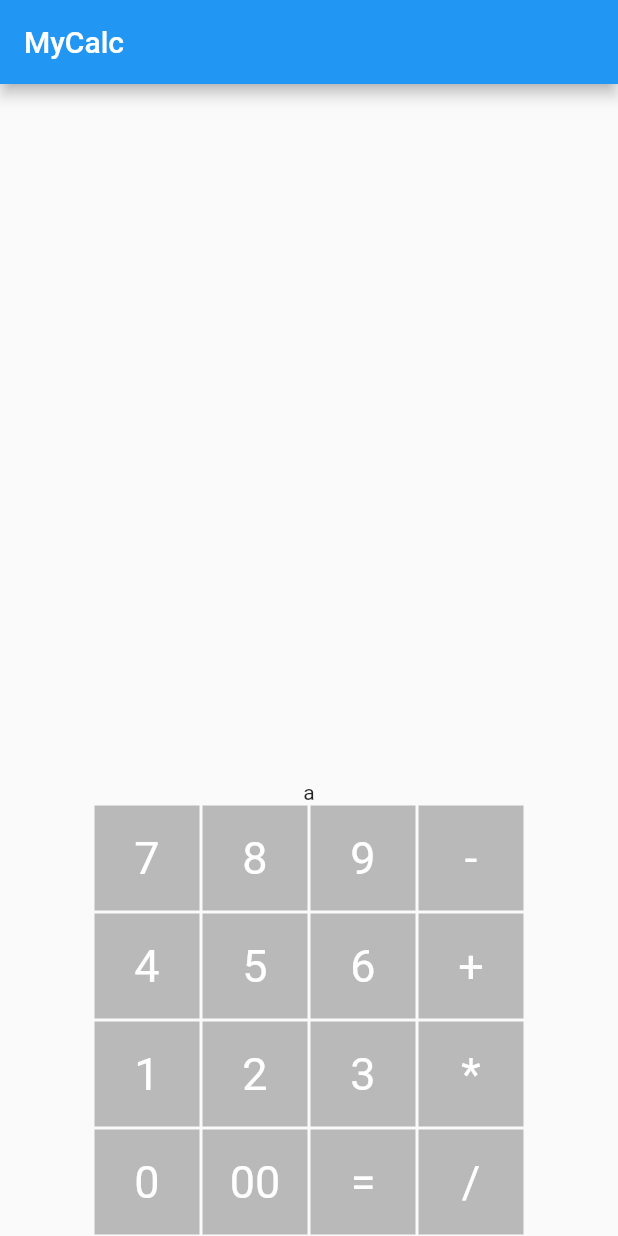
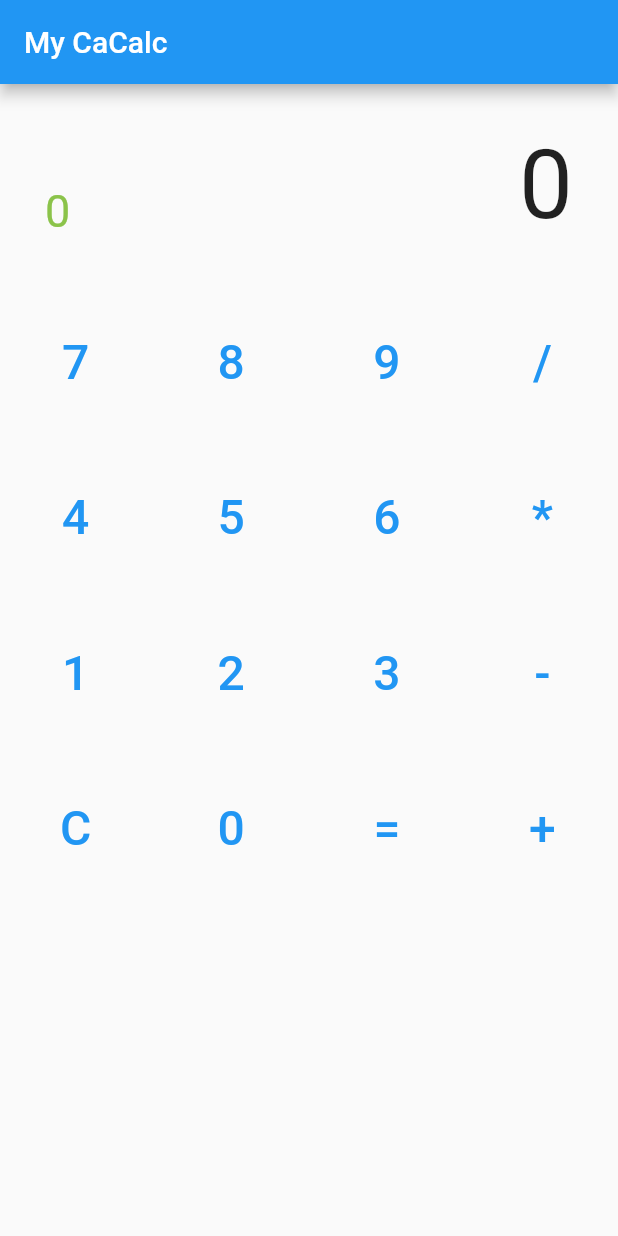
Before and after one commit to gokoku/my_calc, a Flutter app: the screen it shows after launch, on a phone screen of 412 x 824 dp. Run offline on Flutter 3.47's test engine with Material 2 defaults, Android fonts, the phone set to English and light mode, and no system bars.

Commit message:
整数だけで出来た

```diff
--- a/lib/main.dart
+++ b/lib/main.dart
@@ -1,4 +1,6 @@
 import 'package:flutter/material.dart';
+import 'dart:async';
+import 'calculation.dart';
 
 void main() {
   runApp(MyApp());
@@ -9,86 +11,149 @@ class MyApp extends StatelessWidget {
   @override
   Widget build(BuildContext context) {
     return MaterialApp(
-      title: 'Flutter Demo',
+      title: 'My Calc',
       theme: ThemeData(
         primarySwatch: Colors.blue,
       ),
-      home: MyCalc(),
+      home: Scaffold(
+        appBar: AppBar(
+          title: Text("My CaCalc"),
+        ),
+        body: Column(
+          children: [
+            TextField(),
+            Keyboard(),
+          ],
+        ),
+      ),
     );
   }
 }
 
-class MyCalc extends StatelessWidget {
+class TextField extends StatefulWidget {
+  @override
+  _TextFieldState createState() => _TextFieldState();
+}
+
+class _TextFieldState extends State<TextField> {
+  static final controller = StreamController<String>.broadcast();
+  String _expression = '0';
+  String _regist = '0';
+  String _operation = '';
+
+  void initState() {
+    controller.stream.listen((event) => _UpdateText(event));
+  }
+
+  void _UpdateText(String letter) {
+    List res = Calculator.receive(letter);
+    setState(() {
+      _expression = res[0];
+      _regist = res[1];
+      _operation = res[2];
+    });
+  }
+
+  @override
+  void dispose() {
+    super.dispose();
+  }
+
   @override
   Widget build(BuildContext context) {
-    return Scaffold(
-        appBar: AppBar(title: const Text('MyCalc')),
-        body: Column(
-          mainAxisAlignment: MainAxisAlignment.end,
-          children: [
-            Text("a"),
-            Row(
-              mainAxisAlignment: MainAxisAlignment.center,
-              children: <Widget>[
-                Column(
-                  mainAxisAlignment: MainAxisAlignment.end,
-                  children: [
-                    myPanel("7"),
-                    myPanel("4"),
-                    myPanel("1"),
-                    myPanel("0")
-                  ],
+    return Container(
+      padding: EdgeInsets.all(30.0),
+      child: Row(
+        mainAxisAlignment: MainAxisAlignment.spaceBetween,
+        children: <Widget>[
+          Column(
+            children: [
+              Text(
+                _operation,
+                style: TextStyle(
+                  color: Colors.blueGrey,
+                  fontSize: 30.0,
                 ),
-                Column(
-                  mainAxisAlignment: MainAxisAlignment.end,
-                  children: [
-                    myPanel("8"),
-                    myPanel("5"),
-                    myPanel("2"),
-                    myPanel("00")
-                  ],
+              ),
+              Text(
+                _regist,
+                style: TextStyle(
+                  color: Colors.lightGreen,
+                  fontSize: 30.0,
                 ),
-                Column(
-                  mainAxisAlignment: MainAxisAlignment.end,
-                  children: [
-                    myPanel("9"),
-                    myPanel("6"),
-                    myPanel("3"),
-                    myPanel("=")
-                  ],
-                ),
-                Column(
-                  mainAxisAlignment: MainAxisAlignment.end,
-                  children: [
-                    myPanel("-"),
-                    myPanel("+"),
-                    myPanel("*"),
-                    myPanel("/")
-                  ],
-                ),
-              ],
-            )
-          ],
-        ));
-  }
-
-  Container myPanel(String n) {
-    return Container(
-      margin: const EdgeInsets.all(1),
-      width: 70,
-      height: 70,
-      color: Colors.black26,
-      child: Column(
-          mainAxisAlignment: MainAxisAlignment.center,
-          children: <Widget>[
-            Text(
-              n,
-              style: TextStyle(
-                fontSize: 30,
-                color: Colors.white,
-              ),
-            ),
-          ]),
+              )
+            ],
+          ),
+          Spacer(),
+          Text(
+            _expression,
+            style: TextStyle(fontSize: 64.0),
+          ),
+        ],
+      ),
     );
   }
 }
+
+class Keyboard extends StatelessWidget {
+  @override
+  Widget build(BuildContext context) {
+    return Expanded(
+      flex: 2,
+      child: Center(
+        child: Container(
+          //color: const Color(0xff87fefa),
+          child: GridView.count(
+            crossAxisCount: 4,
+            mainAxisSpacing: 3.0,
+            crossAxisSpacing: 3.0,
+            children: [
+              '7',
+              '8',
+              '9',
+              '/',
+              '4',
+              '5',
+              '6',
+              '*',
+              '1',
+              '2',
+              '3',
+              '-',
+              'C',
+              '0',
+              '=',
+              '+',
+            ].map((key) {
+              return GridTile(
+                child: Button(key),
+              );
+            }).toList(),
+          ),
+        ),
+      ),
+    );
+  }
+}
+
+class Button extends StatelessWidget {
+  final _key;
+  Button(this._key);
+
+  @override
+  Widget build(BuildContext context) {
+    return Container(
+      child: TextButton(
+        onPressed: () {
+          _TextFieldState.controller.sink.add(_key);
+        },
+        child: Center(
+          child: Text(
+            _key,
+            style: TextStyle(fontSize: 32.0),
+          ),
+        ),
+      ),
+    );
+  }
+}
```
Also changed, not shown: lib/calculation.dart (added, +69 -0 lines).
